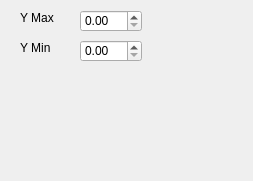
Above: headers/Covariate_Config.ui from paulmthompson/WhiskerToolbox before the change. Below: the same form after it.
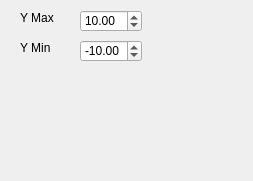
That is the form after the change.

Commit message: larger range for configuration values

Patch:
```diff
--- a/headers/Covariate_Config.ui
+++ b/headers/Covariate_Config.ui
@@ -25,6 +25,15 @@
      <height>22</height>
     </rect>
    </property>
+   <property name="minimum">
+    <double>-10000.000000000000000</double>
+   </property>
+   <property name="maximum">
+    <double>10000.000000000000000</double>
+   </property>
+   <property name="value">
+    <double>10.000000000000000</double>
+   </property>
   </widget>
   <widget class="QLabel" name="label">
    <property name="geometry">
@@ -61,6 +70,15 @@
      <height>22</height>
     </rect>
    </property>
+   <property name="minimum">
+    <double>-10000.000000000000000</double>
+   </property>
+   <property name="maximum">
+    <double>10000.000000000000000</double>
+   </property>
+   <property name="value">
+    <double>-10.000000000000000</double>
+   </property>
   </widget>
  </widget>
  <resources/>
```
